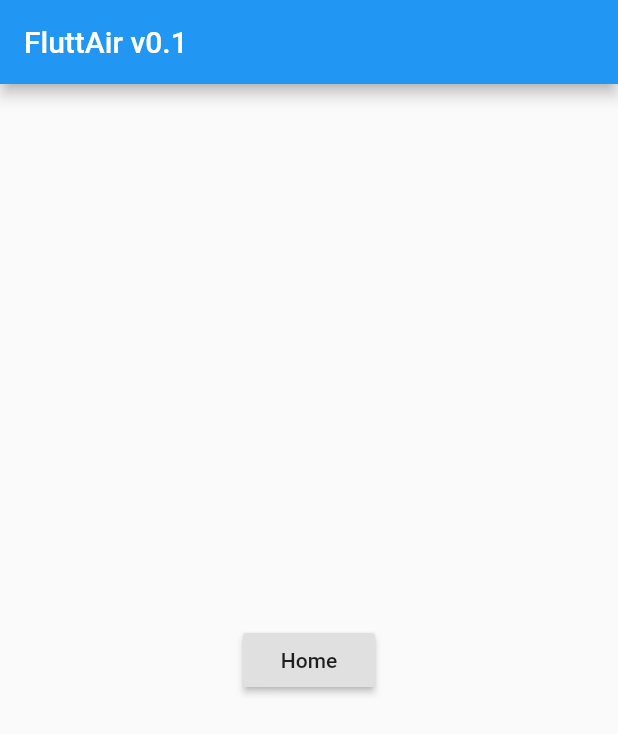
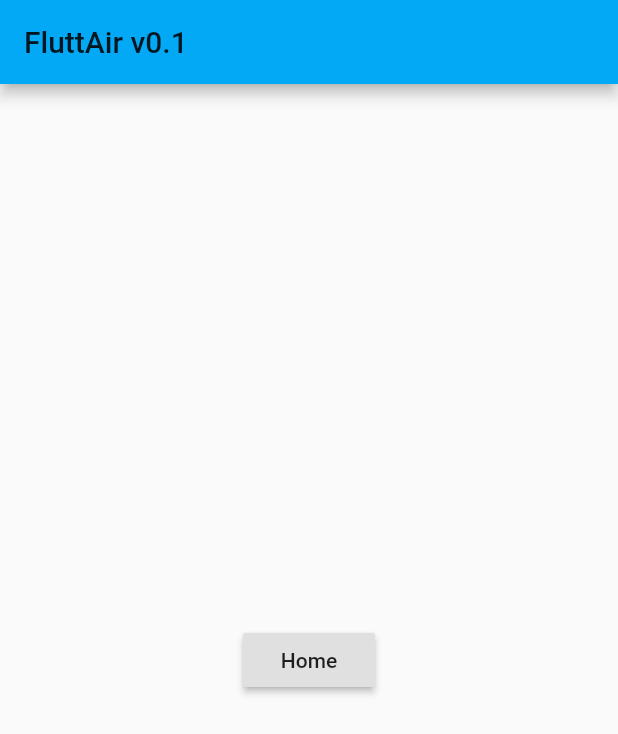
Before and after one commit to acrovato/fluttair, a Flutter app: the screen it shows after launch, on a phone screen of 412 x 824 dp. Shown: the top 734 px of the screen. Run offline on Flutter 3.47's test engine with Material 2 defaults, Android fonts, the phone set to English and light mode, and no system bars; Roboto replaces fonts that are missing (Montserrat).

Commit message:
basic routing and refactoring

```diff
--- a/lib/main.dart
+++ b/lib/main.dart
@@ -1,15 +1,38 @@
 import 'package:flutter/material.dart';
 
-import 'router.dart' as router;
+import 'router.dart';
 
 void main() => runApp(Fluttair());
 
 class Fluttair extends StatelessWidget {
+  ThemeData lightTheme() {
+    return ThemeData(
+      // Define the default brightness and colors.
+      brightness: Brightness.light,
+      dividerColor: Colors.black,
+      accentColor: Colors.lightBlue,
+      primaryColor: Colors.lightBlue,
+      primaryColorDark: Colors.blue,
+      hintColor: Colors.grey,
+      // Define the default font family.
+      fontFamily: 'Montserrat',
+      // Define the default TextTheme. Use this to specify the default
+      // text styling for headlines, titles, bodies of text, and more.
+      textTheme: TextTheme(
+        headline: TextStyle(fontSize: 72.0, fontWeight: FontWeight.bold),
+        title: TextStyle(fontSize: 36.0, fontStyle: FontStyle.italic),
+        body1: TextStyle(fontSize: 14.0, fontFamily: 'Hind'),
+      ),
+    );
+  }
+
   @override
   Widget build(BuildContext context) {
     return MaterialApp(
-      title: 'FluttAir',
-      onGenerateRoute: router.generateRoute
+        title: 'FluttAir',
+        theme: lightTheme(),
+        darkTheme: Theme.of(context).copyWith(brightness: Brightness.dark),
+        routes: myRoute,
     );
   }
 }
--- a/lib/router.dart
+++ b/lib/router.dart
@@ -2,14 +2,10 @@ import 'package:flutter/material.dart';
 
 import 'landing.dart';
 import 'home.dart';
+import 'settings.dart';
 
-Route<dynamic> generateRoute(RouteSettings settings) {
-  switch (settings.name) {
-    case '/':
-      return MaterialPageRoute(builder: (context) => LandingView());
-    case '/home':
-      return MaterialPageRoute(builder: (context) => HomeView());
-    default:
-      return MaterialPageRoute(builder: (context) => LandingView());
-  }
-}
+Map<String, WidgetBuilder> myRoute = {
+  '/': (context) => LandingView(),
+  '/home': (context) => HomeView(),
+  '/settings': (context) => SettingsView()
+};
```
Also changed, not shown: lib/home.dart (+16 -37 lines), lib/settings.dart (added, +34 -0 lines), lib/sidebar.dart (added, +38 -0 lines).
